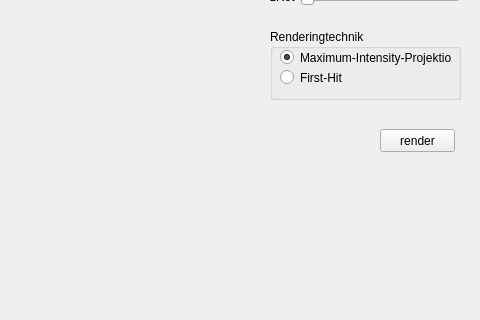
First picture: the form in res/MainWindow.ui, repository ernads93/Visualisierung1WS15, before the edit; both pictures show x 520 to 1000 and y 180 to 500 of the 1000 by 700 pixel window.
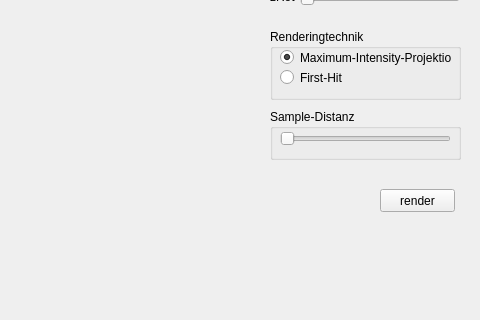
Second picture: the form after the edit. Custom widgets are drawn as their Qt base class.

Commit message: add sample distance slider

```diff
--- a/res/MainWindow.ui
+++ b/res/MainWindow.ui
@@ -220,7 +220,7 @@
     <property name="geometry">
      <rect>
       <x>900</x>
-      <y>290</y>
+      <y>350</y>
       <width>75</width>
       <height>23</height>
      </rect>
@@ -229,6 +229,38 @@
      <string>render</string>
     </property>
    </widget>
+   <widget class="QGroupBox" name="groupBox">
+    <property name="geometry">
+     <rect>
+      <x>790</x>
+      <y>270</y>
+      <width>191</width>
+      <height>51</height>
+     </rect>
+    </property>
+    <property name="title">
+     <string>Sample-Distanz</string>
+    </property>
+    <widget class="QSlider" name="sampleSlider">
+     <property name="geometry">
+      <rect>
+       <x>10</x>
+       <y>20</y>
+       <width>171</width>
+       <height>19</height>
+      </rect>
+     </property>
+     <property name="minimum">
+      <number>1</number>
+     </property>
+     <property name="maximum">
+      <number>100</number>
+     </property>
+     <property name="orientation">
+      <enum>Qt::Horizontal</enum>
+     </property>
+    </widget>
+   </widget>
   </widget>
   <widget class="QMenuBar" name="menubar">
    <property name="geometry">
```
The commit also changes 4 other files.
